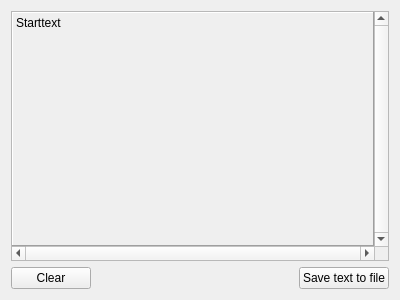
Above: lib/show_text_window.ui from dl1ksv/gr-display before the change. Below: the same form after it.
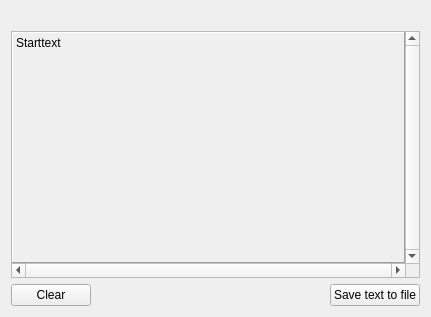
That is the form after the change.

```diff
--- a/lib/show_text_window.ui
+++ b/lib/show_text_window.ui
@@ -6,15 +6,22 @@
    <rect>
     <x>0</x>
     <y>0</y>
-    <width>400</width>
-    <height>300</height>
+    <width>431</width>
+    <height>317</height>
    </rect>
   </property>
   <property name="windowTitle">
    <string>TextDisplay</string>
   </property>
-  <layout class="QGridLayout" name="gridLayout">
-   <item row="0" column="0">
+  <layout class="QVBoxLayout" name="verticalLayout">
+   <item>
+    <widget class="QLabel" name="label">
+     <property name="text">
+      <string/>
+     </property>
+    </widget>
+   </item>
+   <item>
     <widget class="QScrollArea" name="displayArea">
      <property name="verticalScrollBarPolicy">
       <enum>Qt::ScrollBarAlwaysOn</enum>
@@ -33,8 +40,8 @@
        <rect>
         <x>0</x>
         <y>0</y>
-        <width>367</width>
-        <height>230</height>
+        <width>398</width>
+        <height>216</height>
        </rect>
       </property>
       <property name="frameShape">
@@ -52,7 +59,7 @@
      </widget>
     </widget>
    </item>
-   <item row="1" column="0">
+   <item>
     <layout class="QHBoxLayout" name="horizontalLayout">
      <item>
       <widget class="QPushButton" name="clear">
```
